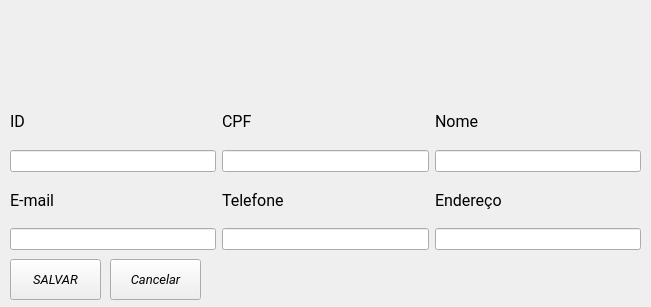
This is Prototipo HostInn/Telas/tela_editar.ui in EndrewFerreira/HOSTIIN as Qt 5 draws it before an edit. The edited form follows.
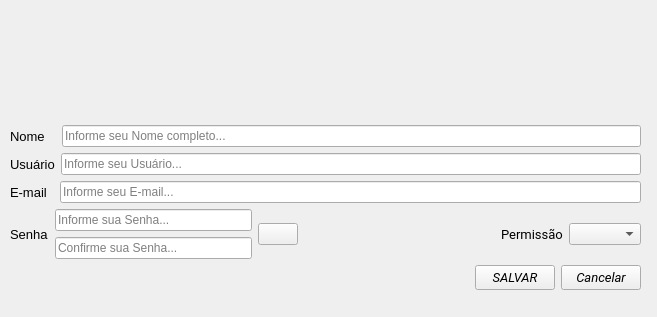
This is the edited form. The open tabs and pages were chosen to show the change.

Commit message: finalização da tela editar

What changed in the file:
```diff
--- a/Prototipo HostInn/Telas/tela_editar.ui
+++ b/Prototipo HostInn/Telas/tela_editar.ui
@@ -6,8 +6,8 @@
    <rect>
     <x>0</x>
     <y>0</y>
-    <width>651</width>
-    <height>307</height>
+    <width>657</width>
+    <height>317</height>
    </rect>
   </property>
   <property name="windowTitle">
@@ -24,7 +24,7 @@
      </rect>
     </property>
     <property name="currentIndex">
-     <number>0</number>
+     <number>2</number>
     </property>
     <widget class="QWidget" name="page">
      <widget class="QWidget" name="verticalLayoutWidget">
@@ -417,6 +417,462 @@
       </layout>
      </widget>
     </widget>
+    <widget class="QWidget" name="page_3">
+     <widget class="QStackedWidget" name="stackedWidget_2">
+      <property name="geometry">
+       <rect>
+        <x>0</x>
+        <y>-10</y>
+        <width>631</width>
+        <height>271</height>
+       </rect>
+      </property>
+      <property name="currentIndex">
+       <number>0</number>
+      </property>
+      <widget class="QWidget" name="page_4">
+       <widget class="QWidget" name="verticalLayoutWidget_2">
+        <property name="geometry">
+         <rect>
+          <x>0</x>
+          <y>70</y>
+          <width>631</width>
+          <height>151</height>
+         </rect>
+        </property>
+        <layout class="QVBoxLayout" name="verticalLayout_2">
+         <item>
+          <layout class="QHBoxLayout" name="horizontalLayout_6">
+           <item>
+            <widget class="QLabel" name="label_7">
+             <property name="font">
+              <font>
+               <family>Roboto</family>
+               <pointsize>12</pointsize>
+              </font>
+             </property>
+             <property name="text">
+              <string>NÚMERO</string>
+             </property>
+            </widget>
+           </item>
+           <item>
+            <widget class="QLineEdit" name="line_novonumero"/>
+           </item>
+           <item>
+            <widget class="QLabel" name="label_8">
+             <property name="font">
+              <font>
+               <family>Roboto</family>
+               <pointsize>12</pointsize>
+              </font>
+             </property>
+             <property name="text">
+              <string>&lt;html&gt;&lt;head/&gt;&lt;body&gt;&lt;p align=&quot;center&quot;&gt;TIPO&lt;/p&gt;&lt;/body&gt;&lt;/html&gt;</string>
+             </property>
+            </widget>
+           </item>
+           <item>
+            <widget class="QComboBox" name="combo_novotipo">
+             <property name="font">
+              <font>
+               <pointsize>8</pointsize>
+              </font>
+             </property>
+             <property name="placeholderText" stdset="0">
+              <string>Selecione o Modelo de Quarto</string>
+             </property>
+             <item>
+              <property name="text">
+               <string>Master</string>
+              </property>
+             </item>
+             <item>
+              <property name="text">
+               <string>Luxo</string>
+              </property>
+             </item>
+             <item>
+              <property name="text">
+               <string>Suíte</string>
+              </property>
+             </item>
+             <item>
+              <property name="text">
+               <string>Simples</string>
+              </property>
+             </item>
+             <item>
+              <property name="text">
+               <string>Duplo</string>
+              </property>
+             </item>
+            </widget>
+           </item>
+           <item>
+            <widget class="QLabel" name="label_11">
+             <property name="font">
+              <font>
+               <family>Roboto</family>
+               <pointsize>12</pointsize>
+              </font>
+             </property>
+             <property name="text">
+              <string>STATUS</string>
+             </property>
+            </widget>
+           </item>
+           <item>
+            <widget class="QComboBox" name="combo_novostts">
+             <property name="placeholderText" stdset="0">
+              <string>Selecione o status do quarto</string>
+             </property>
+             <item>
+              <property name="text">
+               <string>Disponível</string>
+              </property>
+             </item>
+             <item>
+              <property name="text">
+               <string>Ocupado</string>
+              </property>
+             </item>
+             <item>
+              <property name="text">
+               <string>Em manutenção</string>
+              </property>
+             </item>
+            </widget>
+           </item>
+          </layout>
+         </item>
+         <item>
+          <layout class="QHBoxLayout" name="horizontalLayout_7">
+           <item>
+            <widget class="QLabel" name="label_10">
+             <property name="font">
+              <font>
+               <family>Roboto</family>
+               <pointsize>12</pointsize>
+              </font>
+             </property>
+             <property name="text">
+              <string>CAPACIDADE</string>
+             </property>
+            </widget>
+           </item>
+           <item>
+            <widget class="QLineEdit" name="line_novacap"/>
+           </item>
+           <item>
+            <widget class="QLabel" name="label_9">
+             <property name="font">
+              <font>
+               <family>Roboto</family>
+               <pointsize>12</pointsize>
+              </font>
+             </property>
+             <property name="text">
+              <string>PREÇO</string>
+             </property>
+            </widget>
+           </item>
+           <item>
+            <widget class="QLineEdit" name="line_novopreco"/>
+           </item>
+          </layout>
+         </item>
+         <item>
+          <layout class="QHBoxLayout" name="horizontalLayout_12">
+           <item>
+            <widget class="QLabel" name="label_12">
+             <property name="font">
+              <font>
+               <family>Roboto</family>
+               <pointsize>12</pointsize>
+              </font>
+             </property>
+             <property name="text">
+              <string>DESCRIÇÃO</string>
+             </property>
+            </widget>
+           </item>
+           <item>
+            <widget class="QLineEdit" name="line_novadesc"/>
+           </item>
+          </layout>
+         </item>
+        </layout>
+       </widget>
+       <widget class="QPushButton" name="btn_salvar_edit_quarto">
+        <property name="geometry">
+         <rect>
+          <x>0</x>
+          <y>230</y>
+          <width>91</width>
+          <height>41</height>
+         </rect>
+        </property>
+        <property name="font">
+         <font>
+          <family>Roboto</family>
+          <pointsize>10</pointsize>
+          <weight>50</weight>
+          <italic>true</italic>
+          <bold>false</bold>
+         </font>
+        </property>
+        <property name="text">
+         <string>SALVAR</string>
+        </property>
+       </widget>
+       <widget class="QPushButton" name="cancelButton_3">
+        <property name="geometry">
+         <rect>
+          <x>100</x>
+          <y>230</y>
+          <width>91</width>
+          <height>41</height>
+         </rect>
+        </property>
+        <property name="font">
+         <font>
+          <family>Roboto</family>
+          <pointsize>10</pointsize>
+          <weight>50</weight>
+          <italic>true</italic>
+          <bold>false</bold>
+         </font>
+        </property>
+        <property name="text">
+         <string>Cancelar</string>
+        </property>
+       </widget>
+      </widget>
+      <widget class="QWidget" name="page_5">
+       <widget class="QWidget" name="verticalLayoutWidget_6">
+        <property name="geometry">
+         <rect>
+          <x>0</x>
+          <y>0</y>
+          <width>631</width>
+          <height>271</height>
+         </rect>
+        </property>
+        <layout class="QVBoxLayout" name="verticalLayout_7">
+         <item>
+          <spacer name="verticalSpacer_6">
+           <property name="orientation">
+            <enum>Qt::Vertical</enum>
+           </property>
+           <property name="sizeType">
+            <enum>QSizePolicy::Expanding</enum>
+           </property>
+           <property name="sizeHint" stdset="0">
+            <size>
+             <width>20</width>
+             <height>40</height>
+            </size>
+           </property>
+          </spacer>
+         </item>
+         <item>
+          <layout class="QHBoxLayout" name="horizontalLayout_14">
+           <item>
+            <widget class="QLabel" name="label_name_3">
+             <property name="font">
+              <font>
+               <pointsize>10</pointsize>
+              </font>
+             </property>
+             <property name="text">
+              <string>Nome   </string>
+             </property>
+            </widget>
+           </item>
+           <item>
+            <widget class="QLineEdit" name="lnedituser_nome_2">
+             <property name="placeholderText">
+              <string>Informe seu Nome completo...</string>
+             </property>
+            </widget>
+           </item>
+          </layout>
+         </item>
+         <item>
+          <layout class="QHBoxLayout" name="horizontalLayout_15">
+           <item>
+            <widget class="QLabel" name="label_user_7">
+             <property name="font">
+              <font>
+               <pointsize>10</pointsize>
+              </font>
+             </property>
+             <property name="text">
+              <string>Usuário</string>
+             </property>
+            </widget>
+           </item>
+           <item>
+            <widget class="QLineEdit" name="lineEdit_user_2">
+             <property name="placeholderText">
+              <string>Informe seu Usuário...</string>
+             </property>
+            </widget>
+           </item>
+          </layout>
+         </item>
+         <item>
+          <layout class="QHBoxLayout" name="horizontalLayout_16">
+           <item>
+            <widget class="QLabel" name="label_email_3">
+             <property name="font">
+              <font>
+               <pointsize>10</pointsize>
+              </font>
+             </property>
+             <property name="text">
+              <string>E-mail  </string>
+             </property>
+            </widget>
+           </item>
+           <item>
+            <widget class="QLineEdit" name="lineEdit_email_4">
+             <property name="placeholderText">
+              <string>Informe seu E-mail...</string>
+             </property>
+            </widget>
+           </item>
+          </layout>
+         </item>
+         <item>
+          <layout class="QHBoxLayout" name="horizontalLayout_17"/>
+         </item>
+         <item>
+          <layout class="QHBoxLayout" name="horizontalLayout_18">
+           <item>
+            <widget class="QLabel" name="label_passwrd_2">
+             <property name="font">
+              <font>
+               <pointsize>10</pointsize>
+              </font>
+             </property>
+             <property name="text">
+              <string>Senha</string>
+             </property>
+            </widget>
+           </item>
+           <item>
+            <layout class="QVBoxLayout" name="verticalLayout_8">
+             <item>
+              <widget class="QLineEdit" name="lineEdit_passwrd_3">
+               <property name="placeholderText">
+                <string>Informe sua Senha...</string>
+               </property>
+              </widget>
+             </item>
+             <item>
+              <widget class="QLineEdit" name="lineEdit_passwrd_4">
+               <property name="placeholderText">
+                <string>Confirme sua Senha...</string>
+               </property>
+              </widget>
+             </item>
+            </layout>
+           </item>
+           <item>
+            <widget class="QPushButton" name="passButton_view_2">
+             <property name="text">
+              <string/>
+             </property>
+            </widget>
+           </item>
+           <item>
+            <spacer name="horizontalSpacer_5">
+             <property name="orientation">
+              <enum>Qt::Horizontal</enum>
+             </property>
+             <property name="sizeHint" stdset="0">
+              <size>
+               <width>40</width>
+               <height>20</height>
+              </size>
+             </property>
+            </spacer>
+           </item>
+           <item>
+            <widget class="QLabel" name="label_81">
+             <property name="font">
+              <font>
+               <family>Roboto</family>
+               <pointsize>10</pointsize>
+              </font>
+             </property>
+             <property name="text">
+              <string>Permissão</string>
+             </property>
+            </widget>
+           </item>
+           <item>
+            <widget class="QComboBox" name="comboBox_2"/>
+           </item>
+          </layout>
+         </item>
+         <item>
+          <layout class="QHBoxLayout" name="horizontalLayout_35">
+           <item>
+            <spacer name="horizontalSpacer_17">
+             <property name="orientation">
+              <enum>Qt::Horizontal</enum>
+             </property>
+             <property name="sizeHint" stdset="0">
+              <size>
+               <width>40</width>
+               <height>20</height>
+              </size>
+             </property>
+            </spacer>
+           </item>
+           <item>
+            <widget class="QPushButton" name="editButton_3">
+             <property name="font">
+              <font>
+               <family>Roboto</family>
+               <pointsize>10</pointsize>
+               <weight>50</weight>
+               <italic>true</italic>
+               <bold>false</bold>
+              </font>
+             </property>
+             <property name="text">
+              <string>SALVAR</string>
+             </property>
+            </widget>
+           </item>
+           <item>
+            <widget class="QPushButton" name="cancelButton_4">
+             <property name="font">
+              <font>
+               <family>Roboto</family>
+               <pointsize>10</pointsize>
+               <weight>50</weight>
+               <italic>true</italic>
+               <bold>false</bold>
+              </font>
+             </property>
+             <property name="text">
+              <string>Cancelar</string>
+             </property>
+            </widget>
+           </item>
+          </layout>
+         </item>
+        </layout>
+       </widget>
+      </widget>
+      <widget class="QWidget" name="page_6"/>
+     </widget>
+    </widget>
    </widget>
   </widget>
  </widget>
```
The commit also changes 5 other files.
